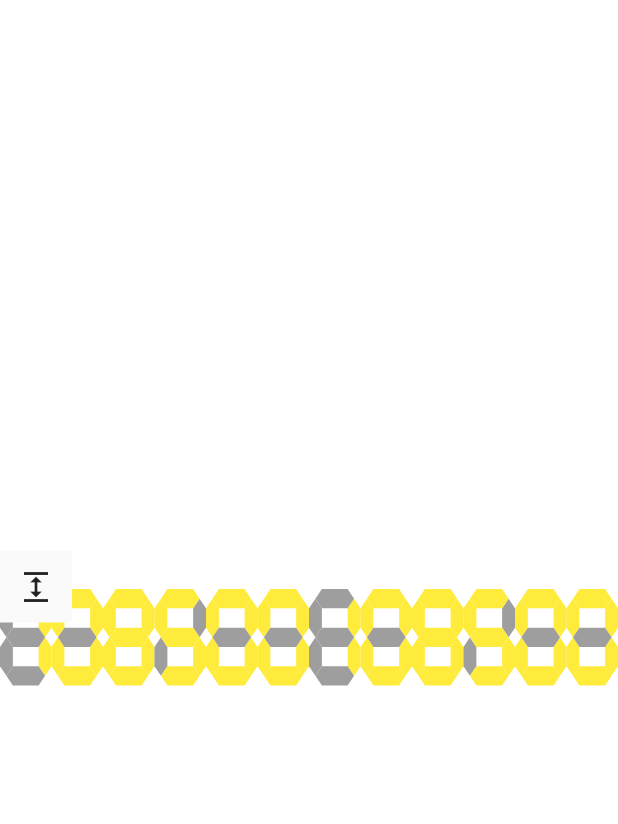
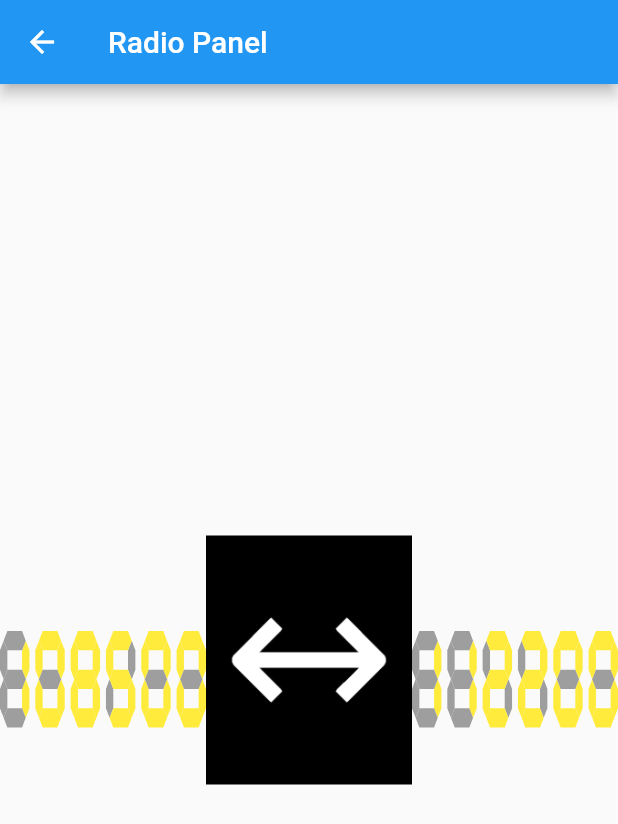
Before and after one commit to Duprat-Robin/RemoteControlMSFS2020, a Flutter app: the screen it shows after launch, after a tap on the "settings input antenna" icon, on a phone screen of 412 x 824 dp. Shown: the top 824 px of the screen. Run offline on Flutter 3.47's test engine with Material 2 defaults, Android fonts, the light colour scheme and no system bars; missing offline and left inert: flutter_cube.

Commit message:
Changement de fréquence fonctionnel

```diff
--- a/MobileApp/lib/Instruments/radioPanel.dart
+++ b/MobileApp/lib/Instruments/radioPanel.dart
@@ -6,6 +6,7 @@ import '../main.dart';
 import '../webSocket.dart';
 
 ValueNotifier<double> valFreqRadio = ValueNotifier<double>(108.500);
+ValueNotifier<double> valFreqRadioSTBY = ValueNotifier<double>(112.200);
 
 void incrfreq(double val) {
   valFreqRadio.value += 0.025;
@@ -25,28 +26,47 @@ class RadioPanel extends StatelessWidget {
 
   @override
   Widget build(BuildContext context) {
-    return Row(
+    return Scaffold(
+      appBar: AppBar(title: Text('Radio Panel')),
+      body: Row(
         children: <Widget>[
           Flexible(
-          child: FrequencyDisplay(),
+            child: FrequencyDisplay(
+              freq: valFreqRadio,
+            ),
           ),
           Flexible(
-          child: FrequencyDisplay(),
+            child: SwitchButton(
+              onPressed: _switchFrequencies,
+            ),
+          ),
+          Flexible(
+            child: FrequencyDisplay(
+              freq: valFreqRadioSTBY,
+            ),
           ),
         ],
+      ),
     );
+  }
+
+  void _switchFrequencies() {
+    double d = valFreqRadio.value;
+    valFreqRadio.value = valFreqRadioSTBY.value;
+    valFreqRadioSTBY.value = d;
   }
 }
 
 class FrequencyDisplay extends StatefulWidget {
-  const FrequencyDisplay({Key key}) : super(key: key);
-
+  final ValueNotifier<double> freq;
+  FrequencyDisplay({Key key, @required this.freq}) : super(key: key);
   @override
   _FrequencyDisplayState createState() => _FrequencyDisplayState();
 }
 
 class _FrequencyDisplayState extends State<FrequencyDisplay> {
-  int hundreds;
+  int flexFactorSpacer = 1;
+  int flexFactor = 5;
 
   @override
   void initState() {
@@ -56,37 +76,57 @@ class _FrequencyDisplayState extends State<FrequencyDisplay> {
   @override
   Widget build(BuildContext context) {
     return ValueListenableBuilder<double>(
-        valueListenable: valFreqRadio,
+        valueListenable: widget.freq,
         builder: (context, value, child) =>
             Row(mainAxisAlignment: MainAxisAlignment.center, children: <Widget>[
-              //FIXME Faire en sorte que les chiffres soient collés (à gauche ou au centre)
               Flexible(
+                flex: 5,
                 child: SegmentDisplay(
                   number: value ~/ 100,
                 ),
               ),
+              Spacer(
+                flex: flexFactorSpacer,
+              ),
               Flexible(
+                flex: 5,
                 child: SegmentDisplay(
                   number: value ~/ 10 - (value ~/ 100) * 10,
                 ),
               ),
+              Spacer(
+                flex: flexFactorSpacer,
+              ),
               Flexible(
+                flex: 5,
                 child: SegmentDisplay(
                   number: value.truncate() - 10 * (value ~/ 10),
                 ),
               ),
+              Spacer(
+                flex: flexFactorSpacer,
+              ),
               Flexible(
+                flex: 5,
                 child: SegmentDisplay(
                   number: (value * 10).truncate() - 10 * (value.truncate()),
                 ),
               ),
+              Spacer(
+                flex: flexFactorSpacer,
+              ),
               Flexible(
+                flex: 5,
                 child: SegmentDisplay(
                   number:
                       (value * 100).truncate() - 10 * (10 * value).truncate(),
                 ),
               ),
+              Spacer(
+                flex: flexFactorSpacer,
+              ),
               Flexible(
+                flex: 5,
                 child: SegmentDisplay(
                   number:
                       (value * 1000).truncate() - 10 * (value * 100).truncate(),
@@ -100,3 +140,24 @@ class _FrequencyDisplayState extends State<FrequencyDisplay> {
     super.dispose();
   }
 }
+
+class SwitchButton extends StatelessWidget {
+  final VoidCallback onPressed;
+  const SwitchButton({Key key, @required this.onPressed}) : super(key: key);
+
+  @override
+  Widget build(BuildContext context) {
+    return Center(
+      //TODO Ajouter un retour visuel quand on clique
+      // Il y a peut-être une méthode pour faire des icons qui changent de couleur quand on clique comme c'est le cas pour les icons classiques
+      child: Container(
+        color: Colors.black,
+        child: IconButton(
+            splashRadius: 0.1,
+            iconSize: 150,
+            icon: Image.asset('assets/images/SwitchButtonIcon.png'),
+            onPressed: this.onPressed),
+      ),
+    );
+  }
+}
--- a/MobileApp/lib/main.dart
+++ b/MobileApp/lib/main.dart
@@ -70,7 +70,7 @@ class MyApp extends StatelessWidget {
           ),
       Routes.radioPanel: (context) => Row(
             children: [
-              InstrumentLayout(tag: 'radioPanel', child: RadioPanel()),
+              Flexible(child: RadioPanel()),
             ],
           ),
     });
```
Also changed, not shown: MobileApp/assets/images/SwitchButtonIcon.png (added). Lines whose indentation alone changed are shown as unchanged.
